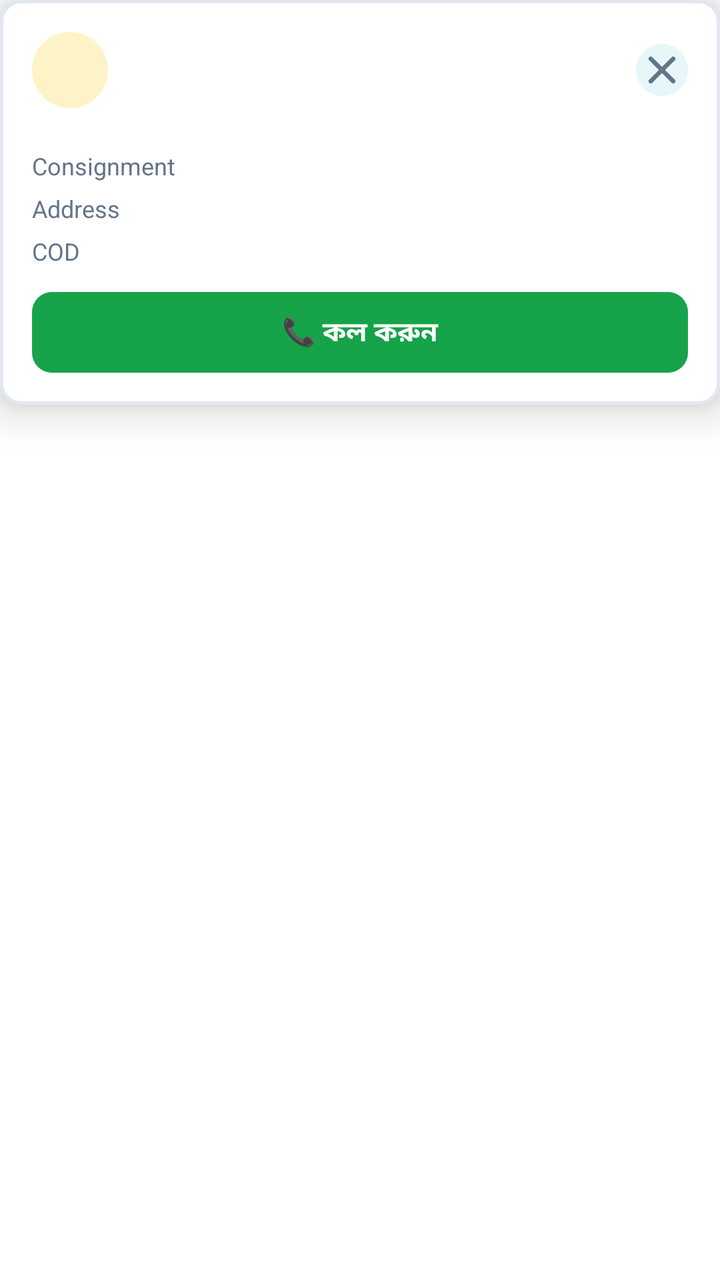
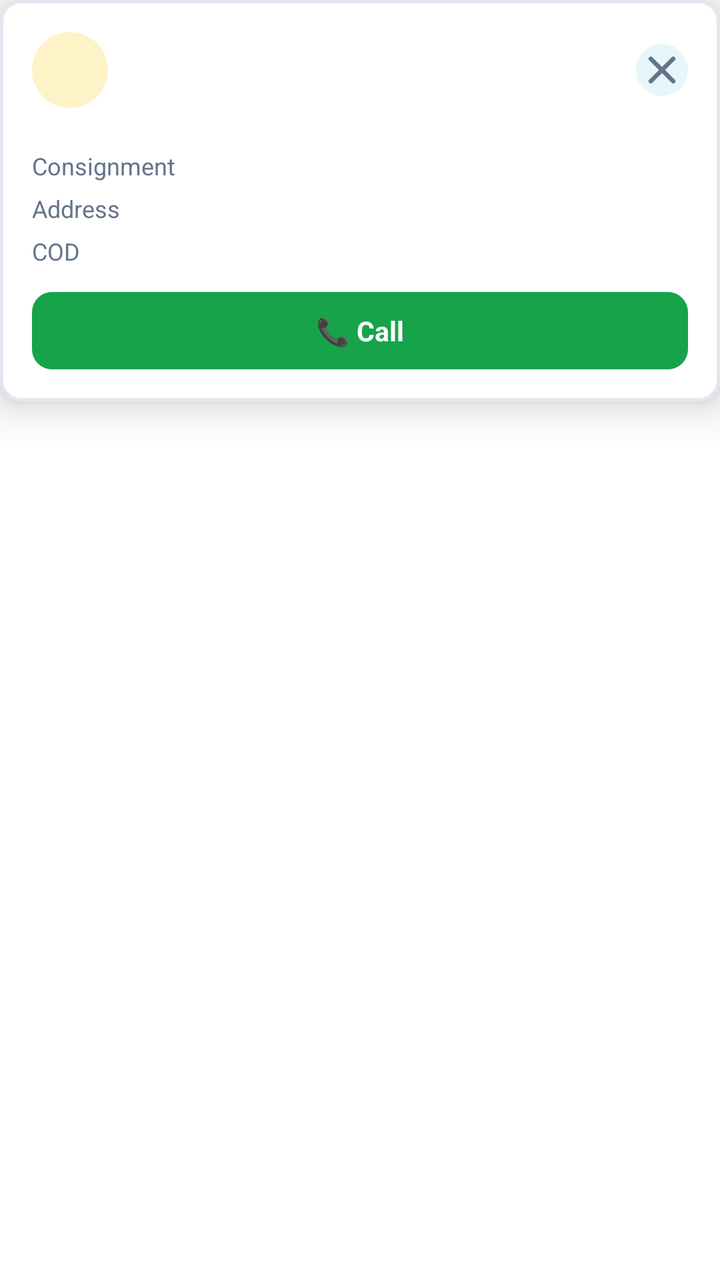

Screens rendered from an Android XML layout before and after an edit, with the pre-edit source and the edit as a unified diff.
<!-- AndroidManifest.xml: application theme Theme.DataBridge -->
<!-- res/layout/overlay_history_remark.xml -->
<?xml version="1.0" encoding="utf-8"?>
<ScrollView xmlns:android="http://schemas.android.com/apk/res/android"
    android:layout_width="match_parent"
    android:layout_height="wrap_content"
    android:maxHeight="560dp"
    android:overScrollMode="never">

<LinearLayout
    android:layout_width="match_parent"
    android:layout_height="wrap_content"
    android:orientation="vertical"
    android:background="@drawable/bg_card_rounded"
    android:padding="16dp"
    android:elevation="12dp">

    
    <LinearLayout
        android:layout_width="match_parent"
        android:layout_height="wrap_content"
        android:orientation="horizontal"
        android:gravity="center_vertical">

        <TextView
            android:id="@+id/tvHrInitial"
            android:layout_width="38dp"
            android:layout_height="38dp"
            android:background="@drawable/bg_overlay_badge_status"
            android:gravity="center"
            android:textSize="14sp"
            android:textStyle="bold"
            android:textColor="#0099B8" />

        <LinearLayout
            android:layout_width="0dp"
            android:layout_height="wrap_content"
            android:layout_weight="1"
            android:layout_marginStart="10dp"
            android:orientation="vertical">

            <TextView
                android:id="@+id/tvHrName"
                android:layout_width="match_parent"
                android:layout_height="wrap_content"
                android:textSize="15.5sp"
                android:textStyle="bold"
                android:textColor="#0F172A"
                android:maxLines="1"
                android:ellipsize="end" />

            <TextView
                android:id="@+id/tvHrPhone"
                android:layout_width="match_parent"
                android:layout_height="wrap_content"
                android:textSize="12sp"
                android:textColor="#64748B" />
        </LinearLayout>

        <TextView
            android:id="@+id/tvHrCallingBadge"
            android:layout_width="wrap_content"
            android:layout_height="wrap_content"
            android:text="Calling…"
            android:textSize="10.5sp"
            android:textStyle="bold"
            android:textColor="#15803D"
            android:background="@drawable/badge_bg_channel"
            android:paddingHorizontal="9dp"
            android:paddingVertical="4dp"
            android:layout_marginEnd="6dp"
            android:visibility="gone" />

        <ImageButton
            android:id="@+id/btnHrClose"
            android:layout_width="26dp"
            android:layout_height="26dp"
            android:background="@drawable/bg_icon_button_chip"
            android:src="@drawable/ic_close_small"
            android:contentDescription="Dismiss"
            android:padding="6dp" />
    </LinearLayout>

    
    <LinearLayout
        android:layout_width="match_parent"
        android:layout_height="wrap_content"
        android:orientation="vertical"
        android:layout_marginTop="10dp"
        android:paddingTop="10dp">

        <LinearLayout
            android:layout_width="match_parent"
            android:layout_height="wrap_content"
            android:orientation="horizontal"
            android:layout_marginBottom="4dp">
            <TextView android:layout_width="0dp" android:layout_height="wrap_content" android:layout_weight="1"
                android:text="Consignment" android:textSize="12sp" android:textColor="#64748B" />
            <TextView android:id="@+id/tvHrConsignment" android:layout_width="wrap_content" android:layout_height="wrap_content"
                android:textSize="12.5sp" android:textColor="#0F172A" />
        </LinearLayout>

        <LinearLayout
            android:layout_width="match_parent"
            android:layout_height="wrap_content"
            android:orientation="horizontal"
            android:layout_marginBottom="4dp">
            <TextView android:layout_width="0dp" android:layout_height="wrap_content" android:layout_weight="1"
                android:text="Address" android:textSize="12sp" android:textColor="#64748B" />
            <TextView android:id="@+id/tvHrAddress" android:layout_width="0dp" android:layout_height="wrap_content"
                android:layout_weight="1.6" android:gravity="end" android:maxLines="2" android:ellipsize="end"
                android:textSize="12.5sp" android:textColor="#0F172A" />
        </LinearLayout>

        <LinearLayout
            android:layout_width="match_parent"
            android:layout_height="wrap_content"
            android:orientation="horizontal">
            <TextView android:layout_width="0dp" android:layout_height="wrap_content" android:layout_weight="1"
                android:text="COD" android:textSize="12sp" android:textColor="#64748B" />
            <TextView android:id="@+id/tvHrCod" android:layout_width="wrap_content" android:layout_height="wrap_content"
                android:textSize="12.5sp" android:textStyle="bold" android:textColor="#0099B8" />
        </LinearLayout>
    </LinearLayout>

    
    <TextView
        android:id="@+id/btnHrCall"
        android:layout_width="match_parent"
        android:layout_height="wrap_content"
        android:layout_marginTop="12dp"
        android:background="@drawable/bg_overlay_cta_success"
        android:text="📞 কল করুন"
        android:textColor="#FFFFFF"
        android:textSize="13.5sp"
        android:textStyle="bold"
        android:gravity="center"
        android:paddingVertical="10dp" />

    
    <TextView
        android:id="@+id/btnHrSetRemarks"
        android:layout_width="match_parent"
        android:layout_height="wrap_content"
        android:layout_marginTop="13dp"
        android:background="@drawable/bg_overlay_badge_status"
        android:text="📝 রিমার্কস সেট করুন"
        android:textColor="#0F172A"
        android:textSize="12.5sp"
        android:textStyle="bold"
        android:gravity="center"
        android:paddingVertical="10dp"
        android:visibility="gone" />

    <LinearLayout
        android:id="@+id/llHrRemarkSection"
        android:layout_width="match_parent"
        android:layout_height="wrap_content"
        android:orientation="vertical"
        android:visibility="gone">

        <TextView
            android:layout_width="wrap_content"
            android:layout_height="wrap_content"
            android:layout_marginTop="13dp"
            android:text="দ্রুত রিমার্কস"
            android:textSize="11.5sp"
            android:textColor="#64748B" />

        <ScrollView
            android:layout_width="match_parent"
            android:layout_height="wrap_content"
            android:layout_marginTop="6dp"
            android:scrollbars="none">
            <LinearLayout
                android:id="@+id/llHrRemarkChips"
                android:layout_width="match_parent"
                android:layout_height="wrap_content"
                android:orientation="vertical" />
        </ScrollView>

        <EditText
            android:id="@+id/etHrNote"
            android:layout_width="match_parent"
            android:layout_height="wrap_content"
            android:layout_marginTop="8dp"
            android:background="@drawable/bg_overlay_badge_status"
            android:hint="নোট লিখুন (ঐচ্ছিক)"
            android:textSize="12.5sp"
            android:minLines="2"
            android:gravity="top|start"
            android:padding="9dp"
            android:inputType="textMultiLine" />

        
        <LinearLayout
            android:layout_width="match_parent"
            android:layout_height="wrap_content"
            android:orientation="horizontal"
            android:layout_marginTop="10dp">

            <TextView
                android:id="@+id/btnHrDismiss"
                android:layout_width="0dp"
                android:layout_height="wrap_content"
                android:layout_weight="1"
                android:layout_marginEnd="6dp"
                android:background="@drawable/bg_overlay_badge_status"
                android:text="বন্ধ করুন"
                android:textColor="#0F172A"
                android:textSize="12.5sp"
                android:textStyle="bold"
                android:gravity="center"
                android:paddingVertical="10dp" />

            <TextView
                android:id="@+id/btnHrSave"
                android:layout_width="0dp"
                android:layout_height="wrap_content"
                android:layout_weight="1"
                android:background="@drawable/bg_overlay_cta"
                android:text="রিমার্কস সেভ করুন"
                android:textColor="#FFFFFF"
                android:textSize="12.5sp"
                android:textStyle="bold"
                android:gravity="center"
                android:paddingVertical="10dp" />

        </LinearLayout>

    </LinearLayout>

    <TextView
        android:id="@+id/tvHrAgentMissing"
        android:layout_width="match_parent"
        android:layout_height="wrap_content"
        android:layout_marginTop="8dp"
        android:text="⚠ এই পার্সেলের এজেন্ট তথ্য পাওয়া যায়নি — Call Center-এ গিয়ে রিমার্ক দিন"
        android:textSize="11.5sp"
        android:textColor="#B45309"
        android:visibility="gone" />

    <TextView
        android:id="@+id/tvHrConfirmation"
        android:layout_width="match_parent"
        android:layout_height="wrap_content"
        android:layout_marginTop="10dp"
        android:text="✓ রিমার্কস সেভ হয়েছে"
        android:textSize="13sp"
        android:textStyle="bold"
        android:textColor="#15803D"
        android:gravity="center"
        android:visibility="gone" />

</LinearLayout>
</ScrollView>
<!-- resources referenced by this layout -->
<resources>
  <!-- drawable badge_bg_channel (drawable) -->
  <?xml version="1.0" encoding="utf-8"?>
  <shape xmlns:android="http://schemas.android.com/apk/res/android"
      android:shape="rectangle">
      <solid android:color="#E7F6F8" />
      <stroke android:width="1dp" android:color="#0099b8" />
      <corners android:radius="8dp" />
  </shape>
  <!-- drawable bg_card_rounded (drawable) -->
  <?xml version="1.0" encoding="utf-8"?>
  <shape xmlns:android="http://schemas.android.com/apk/res/android"
      android:shape="rectangle">
      <solid android:color="@color/theme_bg_card" />
      <stroke android:width="1.5dp" android:color="@color/theme_border" />
      <corners android:radius="10dp" />
  </shape>
  <!-- drawable bg_icon_button_chip (drawable) -->
  <?xml version="1.0" encoding="utf-8"?>
  <shape xmlns:android="http://schemas.android.com/apk/res/android"
      android:shape="oval">
      <solid android:color="#E7F6F8" />
  </shape>
  <!-- drawable bg_overlay_badge_status (drawable) -->
  <?xml version="1.0" encoding="utf-8"?>
  <shape xmlns:android="http://schemas.android.com/apk/res/android"
      android:shape="rectangle">
      <solid android:color="#FEF3C7" />
      <corners android:radius="20dp" />
  </shape>
  <!-- drawable bg_overlay_cta (drawable) -->
  <?xml version="1.0" encoding="utf-8"?>
  <shape xmlns:android="http://schemas.android.com/apk/res/android"
      android:shape="rectangle">
      <solid android:color="#0099B8" />
      <corners android:radius="10dp" />
  </shape>
  <!-- drawable bg_overlay_cta_success (drawable) -->
  <?xml version="1.0" encoding="utf-8"?>
  <shape xmlns:android="http://schemas.android.com/apk/res/android"
      android:shape="rectangle">
      <solid android:color="#16A34A" />
      <corners android:radius="10dp" />
  </shape>
  <!-- drawable ic_close_small (drawable) -->
  <?xml version="1.0" encoding="utf-8"?>
  <vector xmlns:android="http://schemas.android.com/apk/res/android"
      android:width="24dp"
      android:height="24dp"
      android:viewportWidth="24"
      android:viewportHeight="24">
      <path
          android:pathData="M6.4,6.4l11.2,11.2M17.6,6.4L6.4,17.6"
          android:strokeColor="#64748B"
          android:strokeWidth="2.2"
          android:strokeLineCap="round" />
  </vector>
  <style name="Theme.DataBridge" parent="Theme.MaterialComponents.DayNight.NoActionBar">
      <item name="colorPrimary">#00d4ff</item>
      <item name="colorPrimaryVariant">#16213e</item>
      <item name="colorOnPrimary">#ffffff</item>
      <item name="colorSecondary">#00d4ff</item>
      <item name="android:statusBarColor">#1a1a2e</item>
  </style>
  <color name="theme_bg_card">#ffffff</color>
  <color name="theme_border">#e2e8f0</color>
</resources>

<!-- the commit's change to res/layout/overlay_history_remark.xml (unified diff, before → after) -->
@@ -128,7 +128,7 @@
         android:layout_height="wrap_content"
         android:layout_marginTop="12dp"
         android:background="@drawable/bg_overlay_cta_success"
-        android:text="📞 কল করুন"
+        android:text="📞 Call"
         android:textColor="#FFFFFF"
         android:textSize="13.5sp"
         android:textStyle="bold"
@@ -142,7 +142,7 @@
         android:layout_height="wrap_content"
         android:layout_marginTop="13dp"
         android:background="@drawable/bg_overlay_badge_status"
-        android:text="📝 রিমার্কস সেট করুন"
+        android:text="📝 Set remark"
         android:textColor="#0F172A"
         android:textSize="12.5sp"
         android:textStyle="bold"
@@ -161,7 +161,7 @@
             android:layout_width="wrap_content"
             android:layout_height="wrap_content"
             android:layout_marginTop="13dp"
-            android:text="দ্রুত রিমার্কস"
+            android:text="Quick remarks"
             android:textSize="11.5sp"
             android:textColor="#64748B" />
 
@@ -204,7 +204,7 @@
                 android:layout_weight="1"
                 android:layout_marginEnd="6dp"
                 android:background="@drawable/bg_overlay_badge_status"
-                android:text="বন্ধ করুন"
+                android:text="Close"
                 android:textColor="#0F172A"
                 android:textSize="12.5sp"
                 android:textStyle="bold"
@@ -217,7 +217,7 @@
                 android:layout_height="wrap_content"
                 android:layout_weight="1"
                 android:background="@drawable/bg_overlay_cta"
-                android:text="রিমার্কস সেভ করুন"
+                android:text="Save remark"
                 android:textColor="#FFFFFF"
                 android:textSize="12.5sp"
                 android:textStyle="bold"
@@ -233,7 +233,7 @@
         android:layout_width="match_parent"
         android:layout_height="wrap_content"
         android:layout_marginTop="8dp"
-        android:text="⚠ এই পার্সেলের এজেন্ট তথ্য পাওয়া যায়নি — Call Center-এ গিয়ে রিমার্ক দিন"
+        android:text="⚠ Agent info not found for this parcel — add a remark from Call Center"
         android:textSize="11.5sp"
         android:textColor="#B45309"
         android:visibility="gone" />
@@ -243,7 +243,7 @@
         android:layout_width="match_parent"
         android:layout_height="wrap_content"
         android:layout_marginTop="10dp"
-        android:text="✓ রিমার্কস সেভ হয়েছে"
+        android:text="✓ Remark saved"
         android:textSize="13sp"
         android:textStyle="bold"
         android:textColor="#15803D"
